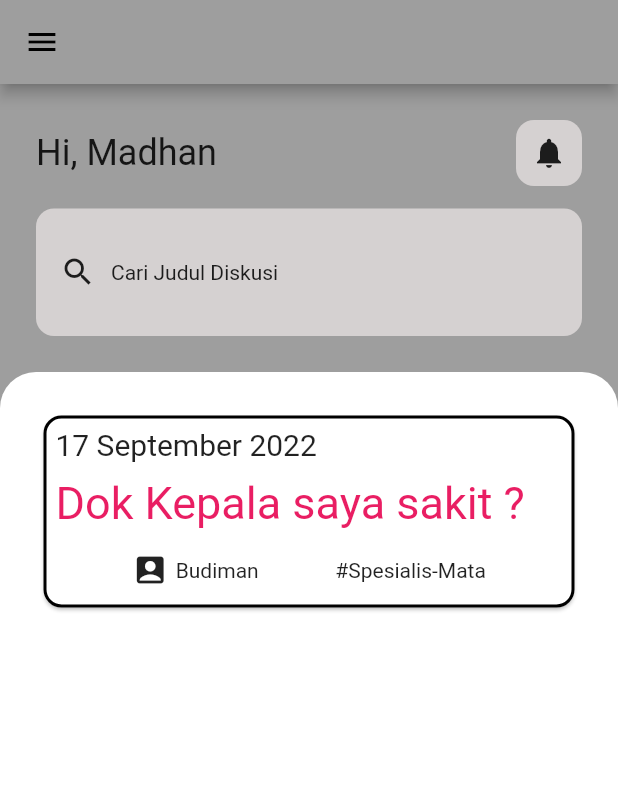
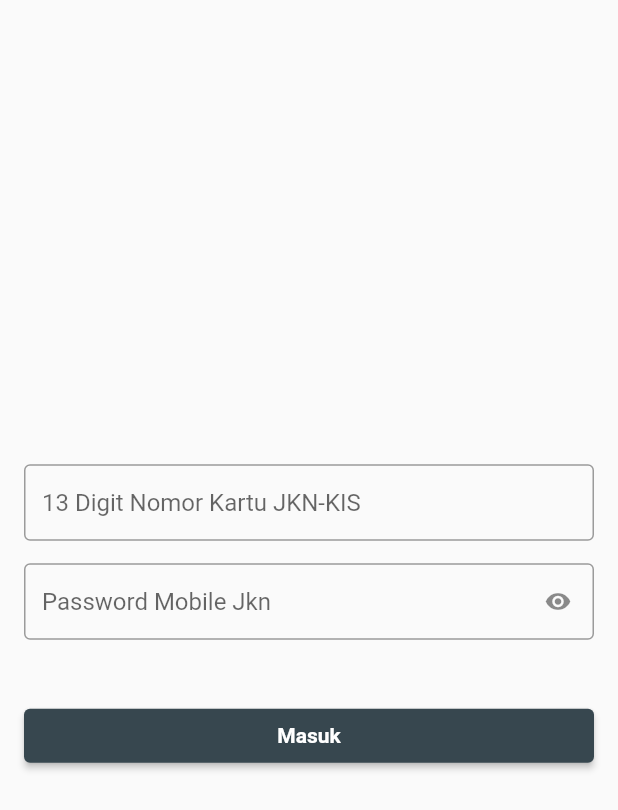
Before and after one commit to ikrarjii/ruang_diskusi, a Flutter app: the screen it shows after launch, on a phone screen of 412 x 824 dp. Shown: the top 810 px of the screen. Run offline on Flutter 3.47's test engine with Material 2 defaults, Android fonts, the phone set to English and light mode, and no system bars; missing offline and left inert: dart:ffi.

Commit message:
halaman login

```diff
--- a/lib/main.dart
+++ b/lib/main.dart
@@ -1,6 +1,7 @@
 import 'package:flutter/material.dart';
 
 import 'package:ruang_diskusi/screen/FirstScreen.dart';
+import 'package:ruang_diskusi/screen/login.dart';
 
 void main() {
   runApp(MyApp());
@@ -14,7 +15,7 @@
 class _MyAppState extends State<MyApp> {
   Widget build(BuildContext context) {
     return MaterialApp(
-      home: firstScreen(),
+      home: Login(),
       theme: ThemeData(
         primarySwatch: Colors.grey,
       ),
--- a/lib/screen/Disscussion.dart
+++ b/lib/screen/Disscussion.dart
@@ -110,7 +110,10 @@
                 maxLines: 6,
                 decoration: InputDecoration(
                     border: OutlineInputBorder(
-                        borderRadius: BorderRadius.all(Radius.circular(12)))),
+                  borderRadius: BorderRadius.all(
+                    Radius.circular(12),
+                  ),
+                )),
               ),
               Row(
                 mainAxisAlignment: MainAxisAlignment.start,
--- /dev/null
+++ b/lib/screen/login.dart
@@ -0,0 +1,77 @@
+import 'dart:ffi';
+
+import 'package:flutter/cupertino.dart';
+import 'package:flutter/material.dart';
+import 'package:ruang_diskusi/screen/FirstScreen.dart';
+
+class Login extends StatefulWidget {
+  @override
+  State<Login> createState() => _LoginState();
+}
+
+class _LoginState extends State<Login> {
+  bool obscureText = true;
+  Widget build(BuildContext context) {
+    return Scaffold(
+      body: Padding(
+        padding: const EdgeInsets.symmetric(horizontal: 16, vertical: 32),
+        child: Column(
+          crossAxisAlignment: CrossAxisAlignment.stretch,
+          mainAxisAlignment: MainAxisAlignment.center,
+          children: [
+            const TextField(
+              keyboardType: TextInputType.number,
+              decoration: InputDecoration(
+                hintText: '13 Digit Nomor Kartu JKN-KIS',
+                focusedBorder: OutlineInputBorder(),
+                border: OutlineInputBorder(),
+                isDense: true,
+              ),
+            ),
+            const SizedBox(
+              height: 15,
+            ),
+            TextField(
+              obscureText: obscureText,
+              decoration: InputDecoration(
+                hintText: 'Password Mobile Jkn',
+                border: const OutlineInputBorder(),
+                focusedBorder: const OutlineInputBorder(),
+                suffixIcon: IconButton(
+                  icon: Icon(
+                      obscureText ? Icons.visibility : Icons.visibility_off),
+                  onPressed: () {
+                    setState(() {
+                      obscureText = !obscureText;
+                    });
+                  },
+                ),
+                isDense: true,
+              ),
+            ),
+            const SizedBox(
+              height: 40,
+            ),
+            ElevatedButton(
+              style: ElevatedButton.styleFrom(
+                primary: Colors.blueGrey.shade800,
+              ),
+              onPressed: () {
+                Navigator.push(context, MaterialPageRoute(builder: (context) {
+                  return firstScreen();
+                }));
+              },
+              child: const Text(
+                'Masuk',
+                style: TextStyle(
+                  color: Colors.white,
+                  fontWeight: FontWeight.bold,
+                ),
+              ),
+            ),
+          ],
+        ),
+      ),
+    );
+  }
+}
--- a/lib/widget/drawer.dart
+++ b/lib/widget/drawer.dart
@@ -33,6 +33,11 @@
               }));
             }),
           ),
+          ListTile(
+            leading: const Icon(Icons.logout),
+            title: const Text('Keluar'),
+            onTap: (() {}),
+          ),
         ],
       ),
     );
```
